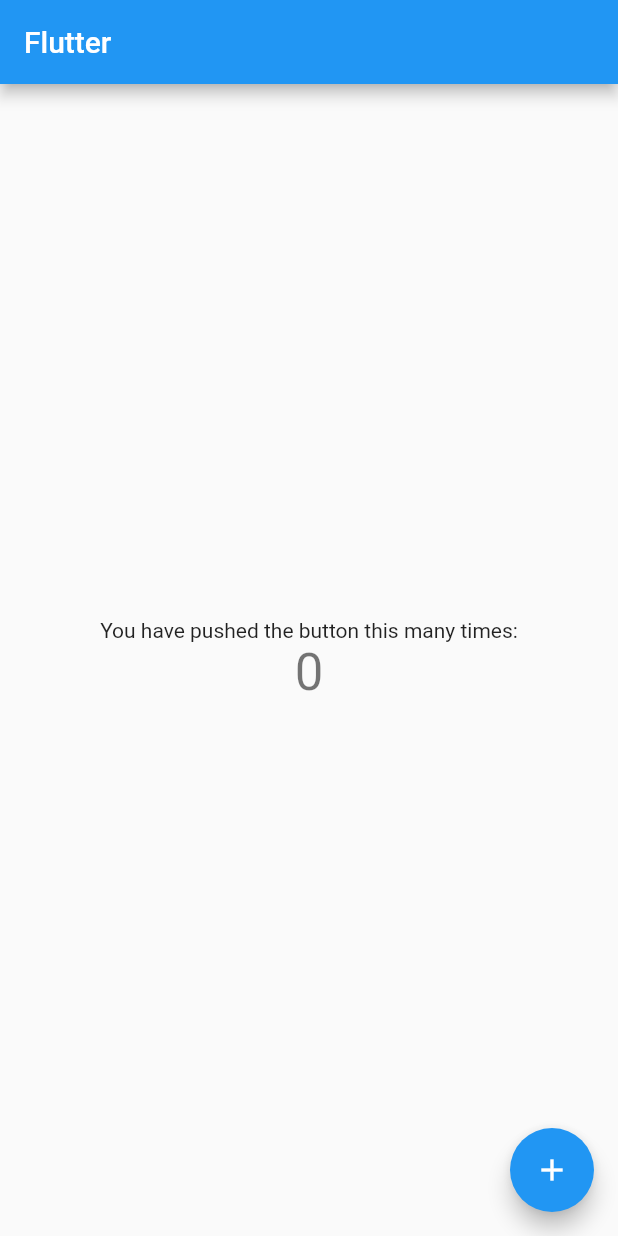
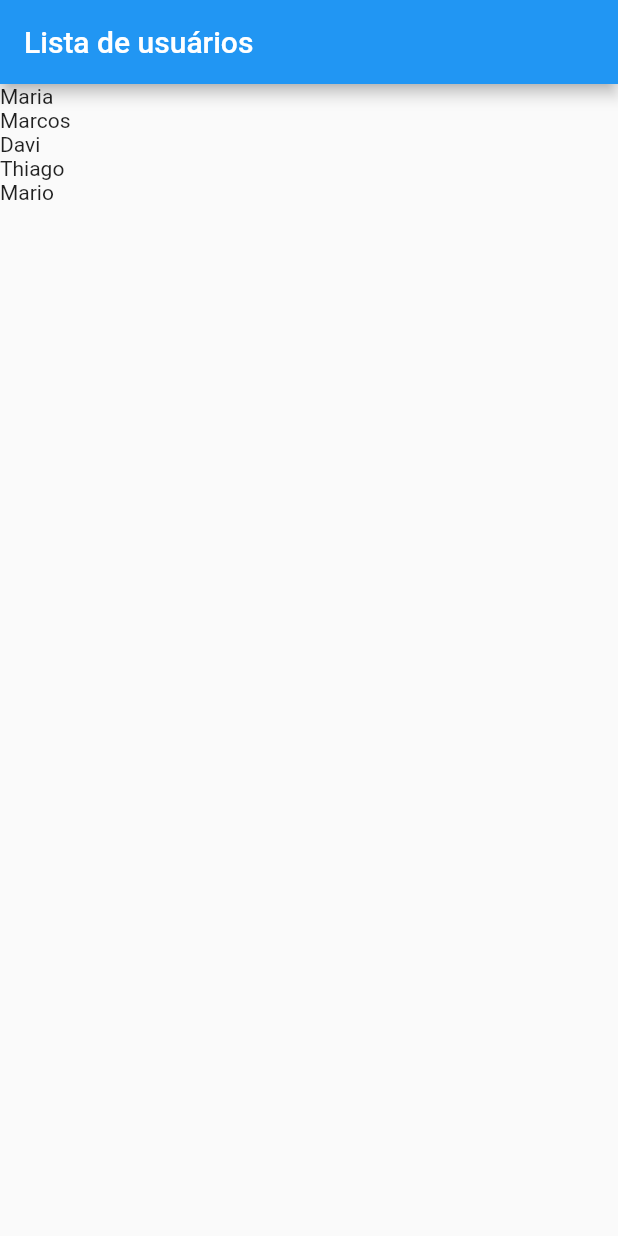
Before and after one commit to jacksonlmp/flutter_crud, a Flutter app: the screen it shows after launch, on a phone screen of 412 x 824 dp. Run offline on Flutter 3.47's test engine with Material 2 defaults, Android fonts, the phone set to English and light mode, and no system bars.

Commit message:
Listing users

```diff
--- a/lib/main.dart
+++ b/lib/main.dart
@@ -1,4 +1,5 @@
 import 'package:flutter/material.dart';
+import 'package:flutter_crud/views/user_list.dart';
 
 void main() {
   runApp(const MyApp());
@@ -7,109 +8,14 @@ void main() {
 class MyApp extends StatelessWidget {
   const MyApp({super.key});
 
-  // This widget is the root of your application.
   @override
   Widget build(BuildContext context) {
     return MaterialApp(
       title: 'Flutter Demo',
       theme: ThemeData(
-        // This is the theme of your application.
-        //
-        // Try running your application with "flutter run". You'll see the
-        // application has a blue toolbar. Then, without quitting the app, try
-        // changing the primarySwatch below to Colors.green and then invoke
-        // "hot reload" (press "r" in the console where you ran "flutter run",
-        // or simply save your changes to "hot reload" in a Flutter IDE).
-        // Notice that the counter didn't reset back to zero; the application
-        // is not restarted.
         primarySwatch: Colors.blue,
       ),
-      home: const MyHomePage(title: 'Flutter'),
+      home: const UserList(),
     );
   }
 }
-
-class MyHomePage extends StatefulWidget {
-  const MyHomePage({super.key, required this.title});
-
-  // This widget is the home page of your application. It is stateful, meaning
-  // that it has a State object (defined below) that contains fields that affect
-  // how it looks.
-
-  // This class is the configuration for the state. It holds the values (in this
-  // case the title) provided by the parent (in this case the App widget) and
-  // used by the build method of the State. Fields in a Widget subclass are
-  // always marked "final".
-
-  final String title;
-
-  @override
-  State<MyHomePage> createState() => _MyHomePageState();
-}
-
-class _MyHomePageState extends State<MyHomePage> {
-  int _counter = 0;
-
-  void _incrementCounter() {
-    setState(() {
-      // This call to setState tells the Flutter framework that something has
-      // changed in this State, which causes it to rerun the build method below
-      // so that the display can reflect the updated values. If we changed
-      // _counter without calling setState(), then the build method would not be
-      // called again, and so nothing would appear to happen.
-      _counter++;
-    });
-  }
-
-  @override
-  Widget build(BuildContext context) {
-    // This method is rerun every time setState is called, for instance as done
-    // by the _incrementCounter method above.
-    //
-    // The Flutter framework has been optimized to make rerunning build methods
-    // fast, so that you can just rebuild anything that needs updating rather
-    // than having to individually change instances of widgets.
-    return Scaffold(
-      appBar: AppBar(
-        // Here we take the value from the MyHomePage object that was created by
-        // the App.build method, and use it to set our appbar title.
-        title: Text(widget.title),
-      ),
-      body: Center(
-        // Center is a layout widget. It takes a single child and positions it
-        // in the middle of the parent.
-        child: Column(
-          // Column is also a layout widget. It takes a list of children and
-          // arranges them vertically. By default, it sizes itself to fit its
-          // children horizontally, and tries to be as tall as its parent.
-          //
-          // Invoke "debug painting" (press "p" in the console, choose the
-          // "Toggle Debug Paint" action from the Flutter Inspector in Android
-          // Studio, or the "Toggle Debug Paint" command in Visual Studio Code)
-          // to see the wireframe for each widget.
-          //
-          // Column has various properties to control how it sizes itself and
-          // how it positions its children. Here we use mainAxisAlignment to
-          // center the children vertically; the main axis here is the vertical
-          // axis because Columns are vertical (the cross axis would be
-          // horizontal).
-          mainAxisAlignment: MainAxisAlignment.center,
-          children: <Widget>[
-            const Text(
-              'You have pushed the button this many times:',
-            ),
-            Text(
-              '$_counter',
-              style: Theme.of(context).textTheme.headline4,
-            ),
-          ],
-        ),
-      ),
-      floatingActionButton: FloatingActionButton(
-        onPressed: _incrementCounter,
-        tooltip: 'Increment',
-        child: const Icon(Icons.add),
-      ), // This trailing comma makes auto-formatting nicer for build methods.
-    );
-  }
-}
--- /dev/null
+++ b/lib/views/user_list.dart
@@ -0,0 +1,21 @@
+import 'package:flutter/material.dart';
+import 'package:flutter_crud/data/dummy_users.dart';
+
+class UserList extends StatelessWidget {
+  const UserList({super.key});
+
+  @override
+  Widget build(BuildContext context) {
+    const users = {...DUMMY_USERS};
+
+    return Scaffold(
+      appBar: AppBar(
+        title: const Text('Lista de usuários'),
+      ),
+      body: ListView.builder(
+        itemCount: users.length,
+        itemBuilder: (context, index) => Text(users.values.elementAt(index).name),
+      ),
+    );
+  }
+}
```
